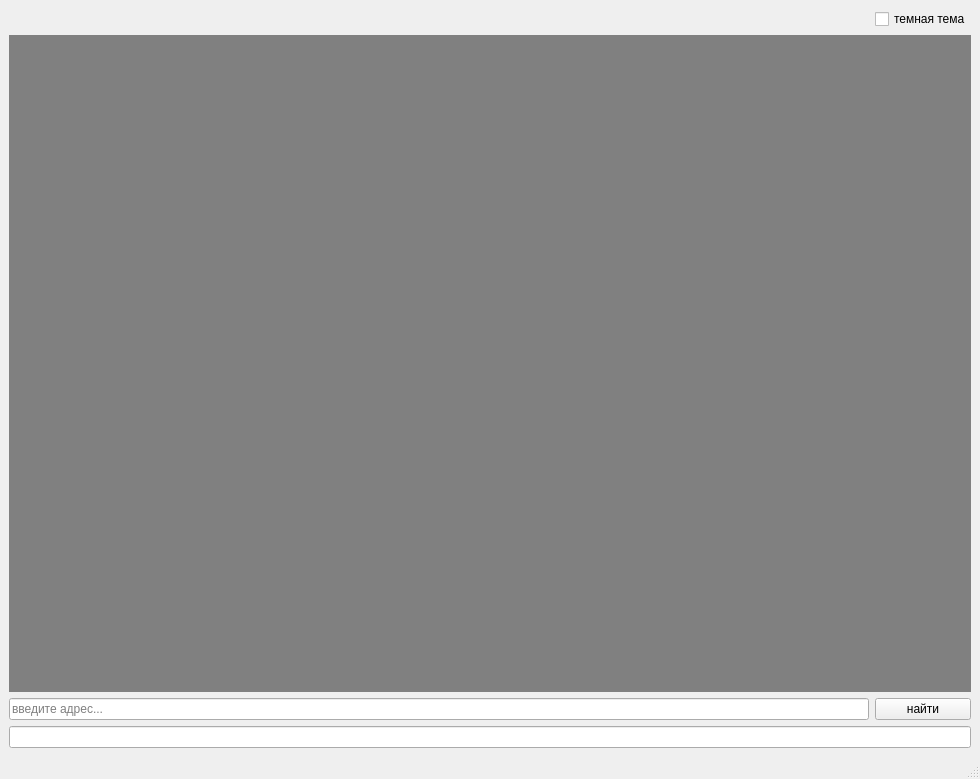
Before: the Qt Designer form ui/main.ui in AAJJANE/YandexMaps, drawn with Qt 5.
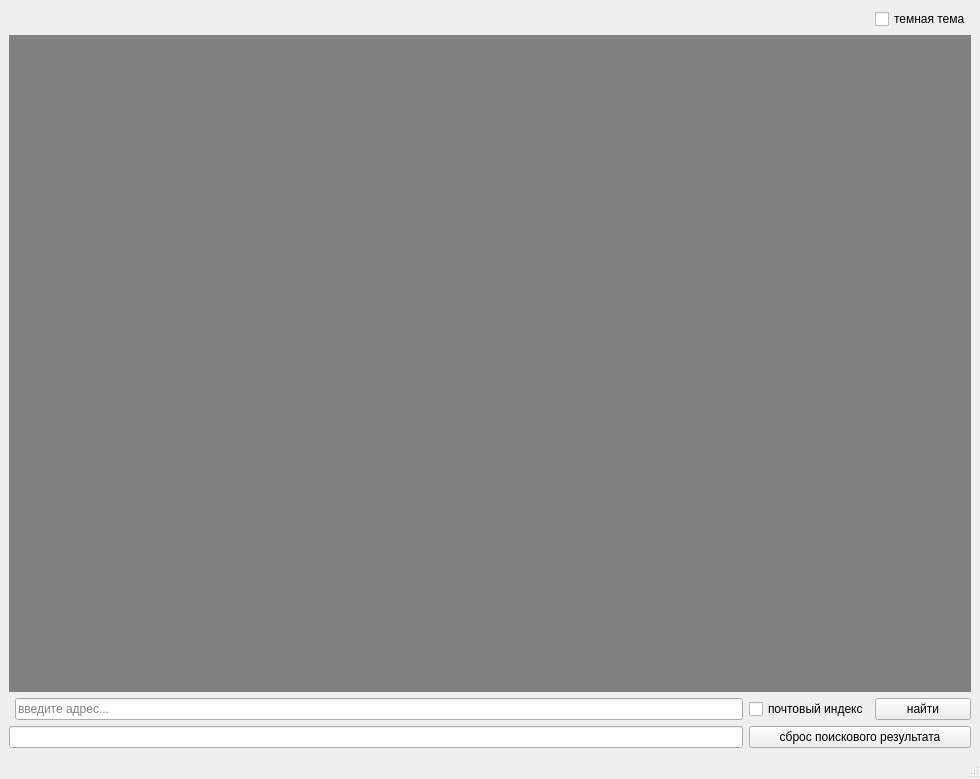
After: the same form once the commit is applied.

The edit to the form file:
```diff
--- a/ui/main.ui
+++ b/ui/main.ui
@@ -15,27 +15,28 @@
   </property>
   <widget class="QWidget" name="centralwidget">
    <layout class="QGridLayout" name="gridLayout">
-    <item row="0" column="0">
-     <spacer name="horizontalSpacer">
-      <property name="orientation">
-       <enum>Qt::Horizontal</enum>
+    <item row="4" column="0" colspan="2">
+     <widget class="QLineEdit" name="textFullAddress">
+      <property name="readOnly">
+       <bool>true</bool>
       </property>
-      <property name="sizeHint" stdset="0">
-       <size>
-        <width>40</width>
-        <height>20</height>
-       </size>
-      </property>
-     </spacer>
+     </widget>
     </item>
-    <item row="0" column="1">
+    <item row="0" column="3">
      <widget class="QCheckBox" name="checkDarkTheme">
       <property name="text">
        <string>темная тема</string>
       </property>
      </widget>
     </item>
-    <item row="1" column="0" colspan="2">
+    <item row="4" column="2" colspan="2">
+     <widget class="QPushButton" name="btnClear">
+      <property name="text">
+       <string>сброс поискового результата</string>
+      </property>
+     </widget>
+    </item>
+    <item row="1" column="0" colspan="4">
      <widget class="QLabel" name="map_canvas">
       <property name="focusPolicy">
        <enum>Qt::ClickFocus</enum>
@@ -51,27 +52,27 @@
       </property>
      </widget>
     </item>
-    <item row="2" column="0">
+    <item row="2" column="3">
+     <widget class="QPushButton" name="btnAddress">
+      <property name="text">
+       <string>найти</string>
+      </property>
+     </widget>
+    </item>
+    <item row="2" column="2">
+     <widget class="QCheckBox" name="isPostalCode">
+      <property name="text">
+       <string>почтовый индекс</string>
+      </property>
+     </widget>
+    </item>
+    <item row="2" column="1">
      <widget class="QLineEdit" name="inputAddress">
       <property name="placeholderText">
        <string>введите адрес...</string>
       </property>
      </widget>
     </item>
-    <item row="2" column="1">
-     <widget class="QPushButton" name="btnAddress">
-      <property name="text">
-       <string>найти</string>
-      </property>
-     </widget>
-    </item>
-    <item row="3" column="0" colspan="2">
-     <widget class="QLineEdit" name="textFullAddress">
-      <property name="readOnly">
-       <bool>true</bool>
-      </property>
-     </widget>
-    </item>
    </layout>
   </widget>
   <widget class="QMenuBar" name="menubar">
```
